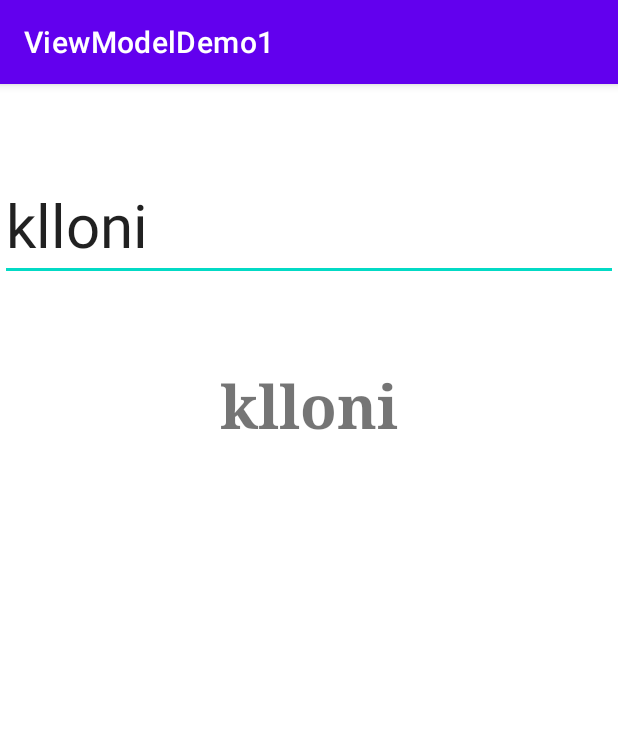
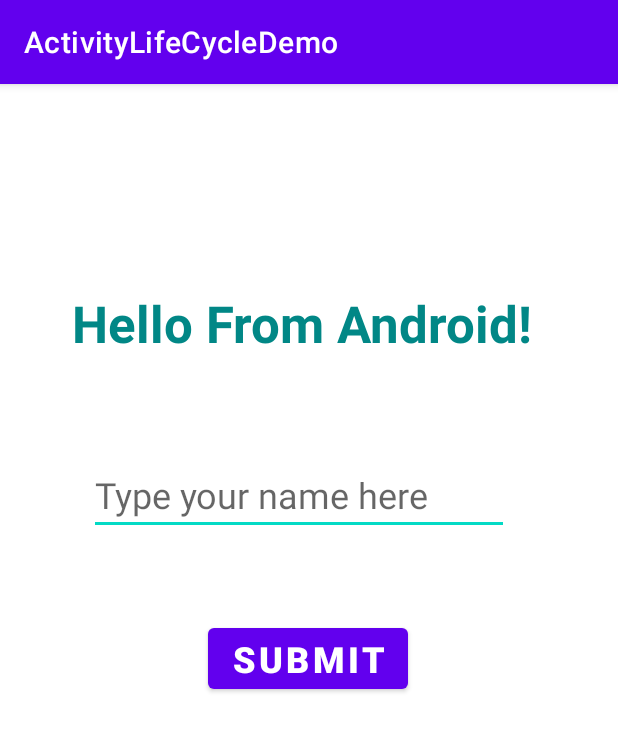
Before and after one commit to klloni/Compose-Projects, an Android app: the screen it shows after launch (MainActivity), on a phone screen of 412 x 824 dp. Shown: the top 731 px of the screen. Run offline under Robolectric (Android 15) with nearby library versions, the phone set to English and light mode, and no system bars.

Commit message:
Activity lifecycle demo

```diff
--- a/app/build.gradle
+++ b/app/build.gradle
@@ -5,11 +5,11 @@ plugins {
 }
 
 android {
-    namespace 'com.klloni.twowaydatabindingdemo'
+    namespace 'com.klloni.activitylifecycledemo'
     compileSdk 33
 
     defaultConfig {
-        applicationId "com.klloni.twowaydatabindingdemo"
+        applicationId "com.klloni.activitylifecycledemo"
         minSdk 21
         targetSdk 33
         versionCode 1
--- /dev/null
+++ b/app/src/main/java/com/klloni/activitylifecycledemo/MainActivity.kt
@@ -0,0 +1,80 @@
+package com.klloni.activitylifecycledemo
+
+import android.content.Intent
+import android.os.Bundle
+import android.util.Log
+import android.view.View
+import android.widget.Button
+import android.widget.EditText
+import android.widget.TextView
+import android.widget.Toast
+import androidx.appcompat.app.AppCompatActivity
+
+class MainActivity : AppCompatActivity() {
+    override fun onCreate(savedInstanceState: Bundle?) {
+        super.onCreate(savedInstanceState)
+        setContentView(R.layout.activity_main)
+        Log.i("MYTAG", "MainActivity : OnCreate")
+        val greetingTextView = findViewById<TextView>(R.id.tvHello)
+        val inputField = findViewById<EditText>(R.id.etName)
+        val submitButton = findViewById<Button>(R.id.btnSubmit)
+        val offersButton = findViewById<Button>(R.id.btnOffers)
+        var enteredName = ""
+        submitButton.setOnClickListener {
+            enteredName = inputField.text.toString()
+            if (enteredName == "") {
+                offersButton.visibility = View.INVISIBLE
+                greetingTextView.text = ""
+                Toast.makeText(
+                    this@MainActivity,
+                    "Please, enter your name!",
+                    Toast.LENGTH_SHORT
+                ).show()
+            } else {
+                val message = "Welcome $enteredName"
+                greetingTextView.text = message
+                inputField.text.clear()
+                offersButton.visibility = View.VISIBLE
+            }
+        }
+
+        offersButton.setOnClickListener {
+            val intent = Intent(this, SecondActivity::class.java)
+            intent.putExtra("USER", enteredName)
+            startActivity(intent)
+        }
+
+
+    }
+
+    override fun onStart() {
+        super.onStart()
+        Log.i("MYTAG", "MainActivity : OnStart")
+    }
+
+    override fun onResume() {
+        super.onResume()
+        Log.i("MYTAG", "MainActivity : OnResume")
+    }
+
+    override fun onPause() {
+        super.onPause()
+        Log.i("MYTAG", "MainActivity : OnPause")
+    }
+
+    override fun onStop() {
+        super.onStop()
+        Log.i("MYTAG", "MainActivity : OnStop")
+
+    }
+
+    override fun onDestroy() {
+        super.onDestroy()
+        Log.i("MYTAG", "MainActivity : OnResume")
+    }
+
+    override fun onRestart() {
+        super.onRestart()
+        Log.i("MYTAG", "MainActivity : OnRestart")
+    }
+}
--- a/app/src/main/java/com/klloni/twowaydatabindingdemo/MainActivity.kt
+++ /dev/null
@@ -1,21 +0,0 @@
-package com.klloni.twowaydatabindingdemo
-
-import android.os.Bundle
-import androidx.appcompat.app.AppCompatActivity
-import androidx.databinding.DataBindingUtil
-import androidx.lifecycle.ViewModelProvider
-import com.klloni.twowaydatabindingdemo.databinding.ActivityMainBinding
-
-class MainActivity : AppCompatActivity() {
-    private lateinit var binding: ActivityMainBinding
-    private lateinit var viewModel: MainActivityViewModel
-
-    override fun onCreate(savedInstanceState: Bundle?) {
-        super.onCreate(savedInstanceState)
-        binding = DataBindingUtil.setContentView(this, R.layout.activity_main)
-        viewModel = ViewModelProvider(this)[MainActivityViewModel::class.java]
-        binding.myViewModel = viewModel
-        binding.lifecycleOwner = this
-        //Two way binding added
-    }
-}
--- a/app/src/main/java/com/klloni/twowaydatabindingdemo/MainActivityViewModel.kt
+++ /dev/null
@@ -1,15 +0,0 @@
-package com.klloni.twowaydatabindingdemo
-
-import androidx.lifecycle.LiveData
-import androidx.lifecycle.MutableLiveData
-import androidx.lifecycle.ViewModel
-
-class MainActivityViewModel : ViewModel() {
-
-val userName = MutableLiveData<String>()
-    init {
-        userName.value = "klloni"
-    }
-    val userNameData: LiveData<String>
-        get() = userName
-}
--- a/app/src/main/res/layout/activity_main.xml
+++ b/app/src/main/res/layout/activity_main.xml
@@ -1,46 +1,68 @@
 <?xml version="1.0" encoding="utf-8"?>
-<layout xmlns:android="http://schemas.android.com/apk/res/android"
+<androidx.constraintlayout.widget.ConstraintLayout
+    xmlns:android="http://schemas.android.com/apk/res/android"
     xmlns:app="http://schemas.android.com/apk/res-auto"
-    xmlns:tools="http://schemas.android.com/tools">
-
-    <data>
-
-        <variable
-            name="myViewModel"
-            type="com.klloni.twowaydatabindingdemo.MainActivityViewModel" />
-    </data>
-
-    <androidx.constraintlayout.widget.ConstraintLayout
+    xmlns:tools="http://schemas.android.com/tools"
     android:layout_width="match_parent"
     android:layout_height="match_parent"
     tools:context=".MainActivity">
 
     <TextView
-            android:id="@+id/hello_world"
+        android:id="@+id/tvHello"
         android:layout_width="wrap_content"
         android:layout_height="wrap_content"
-            android:text="@{myViewModel.userNameData}"
-            android:textSize="40sp"
+        android:text="@string/hello_message"
+        android:textColor="@color/teal_700"
+        android:textSize="34sp"
         android:textStyle="bold"
-            android:typeface="serif"
+        app:layout_constraintBottom_toBottomOf="parent"
+        app:layout_constraintHorizontal_bias="0.461"
+        app:layout_constraintLeft_toLeftOf="parent"
+        app:layout_constraintRight_toRightOf="parent"
+        app:layout_constraintTop_toTopOf="parent"
+        app:layout_constraintVertical_bias="0.189" />
+
+    <EditText
+        android:id="@+id/etName"
+        android:layout_width="wrap_content"
+        android:layout_height="wrap_content"
+        android:ems="10"
+        android:hint="Type your name here"
+        android:inputType="textPersonName"
+        android:textSize="24sp"
         app:layout_constraintBottom_toBottomOf="parent"
         app:layout_constraintEnd_toEndOf="parent"
-            app:layout_constraintHorizontal_bias="0.5"
+        app:layout_constraintHorizontal_bias="0.452"
         app:layout_constraintStart_toStartOf="parent"
         app:layout_constraintTop_toTopOf="parent"
-            app:layout_constraintVertical_bias="0.262" />
+        app:layout_constraintVertical_bias="0.346" />
 
-        <EditText
-            android:id="@+id/et_text"
-            android:layout_width="match_parent"
+    <Button
+        android:id="@+id/btnSubmit"
+        android:layout_width="wrap_content"
         android:layout_height="wrap_content"
-            android:text="@={myViewModel.userName}"
-            android:textSize="40sp"
-            app:layout_constraintBottom_toTopOf="@id/hello_world"
+        android:text="Submit"
+        android:textSize="24sp"
+        android:textStyle="bold"
+        app:layout_constraintBottom_toBottomOf="parent"
         app:layout_constraintEnd_toEndOf="parent"
+        app:layout_constraintHorizontal_bias="0.498"
         app:layout_constraintStart_toStartOf="parent"
-            app:layout_constraintTop_toTopOf="parent" />
+        app:layout_constraintTop_toTopOf="parent"
+        app:layout_constraintVertical_bias="0.499" />
 
+    <Button
+        android:id="@+id/btnOffers"
+        android:layout_width="wrap_content"
+        android:layout_height="wrap_content"
+        android:text="View Offers"
+        android:textSize="24sp"
+        android:visibility="invisible"
+        app:layout_constraintBottom_toBottomOf="parent"
+        app:layout_constraintEnd_toEndOf="parent"
+        app:layout_constraintHorizontal_bias="0.82"
+        app:layout_constraintStart_toStartOf="parent"
+        app:layout_constraintTop_toTopOf="parent"
+        app:layout_constraintVertical_bias="0.89" />
 
 </androidx.constraintlayout.widget.ConstraintLayout>
-</layout>
--- a/app/src/main/res/values/strings.xml
+++ b/app/src/main/res/values/strings.xml
@@ -1,3 +1,4 @@
 <resources>
-    <string name="app_name">ViewModelDemo1</string>
+    <string name="app_name">ActivityLifeCycleDemo</string>
+    <string name="hello_message">Hello From Android!</string>
 </resources>
--- a/settings.gradle
+++ b/settings.gradle
@@ -12,5 +12,5 @@ dependencyResolutionManagement {
         mavenCentral()
     }
 }
-rootProject.name = "TwoWayDataBinding"
+rootProject.name = "ActivityLifeCycleDemo"
 include ':app'
```
Also changed, not shown: app/src/main/java/com/klloni/activitylifecycledemo/SecondActivity.kt (added, +49 -0 lines), app/src/main/res/layout/activity_second.xml (added, +24 -0 lines), 2 other files. Lines whose indentation alone changed are shown as unchanged.
